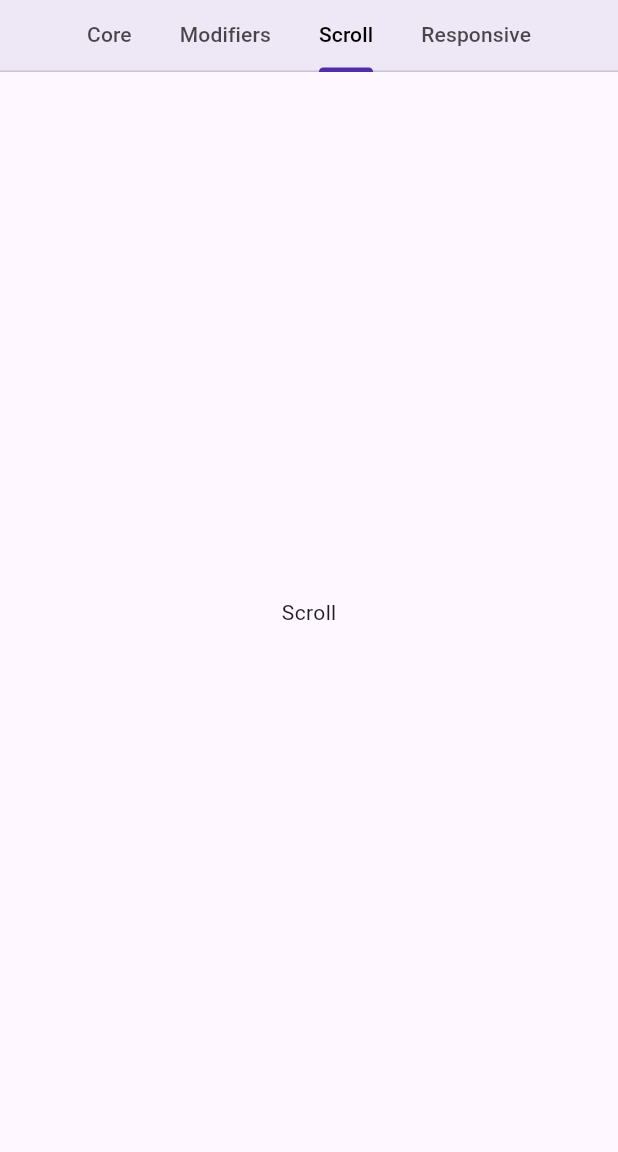
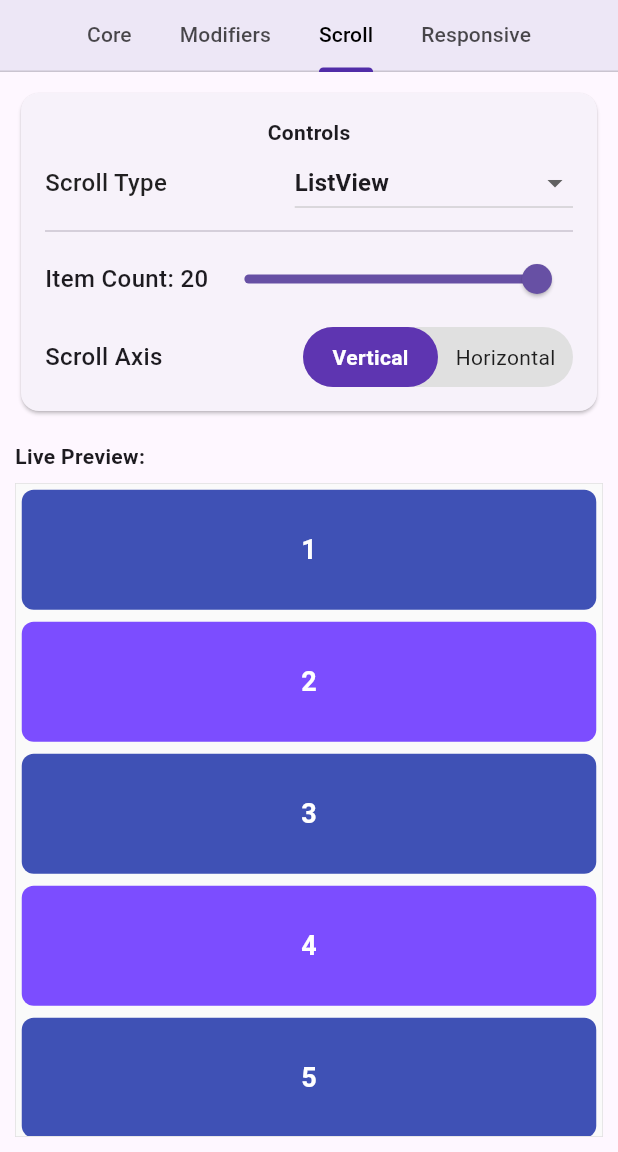
Before and after one commit to 23jammy/flutter_guide_app, a Flutter app: the LayoutScreen screen opened by its route, tab 3 chosen, on a phone screen of 412 x 824 dp, the part 84-1236 px from its top. Run offline on Flutter 3.47's test engine with Material 3 defaults, Android fonts, the phone set to English and light mode, and no system bars; our stand-ins replace google_fonts; Roboto replaces fonts that are missing (Pangolin).

Commit message:
Add scroll layout tab content Add grid view Add list view Add single scroll child This is for a note only (must be reviewed)

```diff
--- a/lib/features/layout_section/layout_screen.dart
+++ b/lib/features/layout_section/layout_screen.dart
@@ -2,6 +2,7 @@ import 'package:flutter/material.dart';
 import 'package:lecture/core/widgets/custom_appbar.dart';
 import 'package:lecture/features/layout_section/core_layout.dart';
 import 'package:lecture/features/layout_section/modifiers_layout.dart';
+import 'package:lecture/features/layout_section/scroll_layout.dart';
 
 class LayoutScreen extends StatefulWidget {
   const LayoutScreen({super.key});
@@ -44,7 +45,7 @@ class _LayoutScreenState extends State<LayoutScreen> {
           children: [
             CoreLayout(),
             ModifiersLayout(),
-            Center(child: Text('Scroll')),
+            ScrollLayout(),
             Center(child: Text('Responsive')),
           ],
         ),
--- a/lib/features/layout_section/scroll_layout.dart
+++ b/lib/features/layout_section/scroll_layout.dart
@@ -0,0 +1,329 @@
+import 'package:flutter/material.dart';
+
+class ScrollLayout extends StatefulWidget {
+  const ScrollLayout({super.key});
+
+  @override
+  State<ScrollLayout> createState() => _ScrollLayoutState();
+}
+
+class _ScrollLayoutState extends State<ScrollLayout> {
+  // --- MASTER STATE ---
+  String selectedScroll = 'ListView';
+
+  // --- SHARED STATE ---
+  double itemCount = 20; // How many boxes to draw
+
+  // --- LISTVIEW & SINGLECHILDSCHROLLVIEW STATE ---
+  String axisDirection = 'Vertical'; // Vertical or Horizontal
+
+  // --- GRIDVIEW STATE ---
+  double gridColumns = 3; // How many items across
+
+  // --- HELPER TO DRAW NUMBERED BOXES ---
+  Widget _buildBox(int index) {
+    // Alternate colors to make scrolling obvious!
+    final isEven = index % 2 == 0;
+    return Container(
+      height: 80,
+      width: 80,
+      margin: const EdgeInsets.all(4.0), // Adds a tiny gap between items
+      decoration: BoxDecoration(
+        color: isEven ? Colors.indigo : Colors.deepPurpleAccent,
+        borderRadius: BorderRadius.circular(8.0),
+      ),
+      alignment: Alignment.center,
+      child: Text(
+        '${index + 1}',
+        style: const TextStyle(
+          color: Colors.white,
+          fontSize: 18,
+          fontWeight: FontWeight.bold,
+        ),
+      ),
+    );
+  }
+
+  // --- THE LIVE PREVIEW RENDERER ---
+  Widget _buildCanvasContent() {
+    final scrollAxis = axisDirection == 'Vertical'
+        ? Axis.vertical
+        : Axis.horizontal;
+
+    switch (selectedScroll) {
+      case 'SingleChildScrollView':
+        // 1. The Overflow Fixer: Wraps a standard Row or Column!
+        List<Widget> standardBoxes = List.generate(
+          itemCount.toInt(),
+          (index) => _buildBox(index),
+        );
+
+        return SingleChildScrollView(
+          scrollDirection: scrollAxis,
+          // If vertical, use a Column. If horizontal, use a Row!
+          child: scrollAxis == Axis.vertical
+              ? Column(children: standardBoxes)
+              : Row(children: standardBoxes),
+        );
+
+      case 'GridView':
+        // 2. The Strict Wrap: Perfect columns and rows
+        return GridView.builder(
+          // GridView automatically scrolls vertically, so we don't need the axis toggle here
+          itemCount: itemCount.toInt(),
+          gridDelegate: SliverGridDelegateWithFixedCrossAxisCount(
+            crossAxisCount: gridColumns.toInt(), // Reads your slider!
+          ),
+          itemBuilder: (context, index) {
+            return _buildBox(index);
+          },
+        );
+
+      case 'ListView':
+      default:
+        // 3. The Infinite Column/Row: Highly optimized for long lists
+        return ListView.builder(
+          scrollDirection: scrollAxis,
+          itemCount: itemCount.toInt(),
+          itemBuilder: (context, index) {
+            return _buildBox(index);
+          },
+        );
+    }
+  }
+
+  @override
+  Widget build(BuildContext context) {
+    return Padding(
+      padding: const EdgeInsets.all(10),
+      child: Column(
+        crossAxisAlignment: CrossAxisAlignment.stretch,
+        children: [
+          // --- SECTION 1: CONTROLS ---
+          Card(
+            child: Padding(
+              padding: const EdgeInsets.all(16),
+              child: Column(
+                children: [
+                  const Text(
+                    "Controls",
+                    style: TextStyle(fontWeight: FontWeight.bold),
+                  ),
+
+                  Row(
+                    mainAxisAlignment: MainAxisAlignment.spaceBetween,
+                    children: [
+                      const Text(
+                        "Scroll Type",
+                        style: TextStyle(
+                          fontSize: 16,
+                          fontWeight: FontWeight.w500,
+                          color: Colors.black87,
+                        ),
+                      ),
+                      DropdownButton<String>(
+                        value: selectedScroll,
+                        items: ['ListView', 'GridView', 'SingleChildScrollView']
+                            .map((String val) {
+                              return DropdownMenuItem<String>(
+                                value: val,
+                                child: Text(
+                                  val,
+                                  style: const TextStyle(
+                                    fontWeight: FontWeight.bold,
+                                  ),
+                                ),
+                              );
+                            })
+                            .toList(),
+                        onChanged: (String? newValue) {
+                          if (newValue != null) {
+                            setState(() => selectedScroll = newValue);
+                          }
+                        },
+                      ),
+                    ],
+                  ),
+
+                  const Divider(),
+
+                  // --- SECTION 2: DYNAMIC SUB-CONTROLS ---
+
+                  // ALL TYPES: Item Count Slider
+                  Row(
+                    mainAxisAlignment: MainAxisAlignment.spaceBetween,
+                    children: [
+                      Text(
+                        "Item Count: ${itemCount.toInt()}",
+                        style: const TextStyle(
+                          fontSize: 16,
+                          fontWeight: FontWeight.w500,
+                        ),
+                      ),
+                      Expanded(
+                        child: Slider(
+                          value: itemCount,
+                          min: 1,
+                          max: 15, // Let them scroll a lot!
+                          label: itemCount.toInt().toString(),
+                          onChanged: (val) => setState(() => itemCount = val),
+                        ),
+                      ),
+                    ],
+                  ),
+
+                  // LISTVIEW & SINGLECHILDSCHROLLVIEW: Axis Toggle (Reused your Sliding Pill!)
+                  if (selectedScroll == 'ListView' ||
+                      selectedScroll == 'SingleChildScrollView')
+                    Padding(
+                      padding: const EdgeInsets.only(top: 8.0),
+                      child: Row(
+                        mainAxisAlignment: MainAxisAlignment.spaceBetween,
+                        children: [
+                          const Text(
+                            "Scroll Axis",
+                            style: TextStyle(
+                              fontSize: 16,
+                              fontWeight: FontWeight.w500,
+                            ),
+                          ),
+
+                          // Your custom sliding pill, adapted for scrolling!
+                          Container(
+                            width: 180,
+                            height: 40,
+                            decoration: BoxDecoration(
+                              color: Colors.grey[300],
+                              borderRadius: BorderRadius.circular(25.0),
+                            ),
+                            child: Stack(
+                              children: [
+                                AnimatedAlign(
+                                  duration: const Duration(milliseconds: 250),
+                                  curve: Curves.easeInOut,
+                                  alignment: axisDirection == 'Vertical'
+                                      ? Alignment.centerLeft
+                                      : Alignment.centerRight,
+                                  child: FractionallySizedBox(
+                                    widthFactor: 0.5,
+                                    heightFactor: 1.0,
+                                    child: Container(
+                                      decoration: BoxDecoration(
+                                        color: Colors.deepPurple[600],
+                                        borderRadius: BorderRadius.circular(
+                                          25.0,
+                                        ),
+                                      ),
+                                    ),
+                                  ),
+                                ),
+                                Row(
+                                  children: [
+                                    Expanded(
+                                      child: GestureDetector(
+                                        behavior: HitTestBehavior.opaque,
+                                        onTap: () => setState(
+                                          () => axisDirection = 'Vertical',
+                                        ),
+                                        child: Center(
+                                          child: Text(
+                                            'Vertical',
+                                            style: TextStyle(
+                                              color: axisDirection == 'Vertical'
+                                                  ? Colors.white
+                                                  : Colors.black87,
+                                              fontWeight:
+                                                  axisDirection == 'Vertical'
+                                                  ? FontWeight.bold
+                                                  : FontWeight.normal,
+                                            ),
+                                          ),
+                                        ),
+                                      ),
+                                    ),
+                                    Expanded(
+                                      child: GestureDetector(
+                                        behavior: HitTestBehavior.opaque,
+                                        onTap: () => setState(
+                                          () => axisDirection = 'Horizontal',
+                                        ),
+                                        child: Center(
+                                          child: Text(
+                                            'Horizontal',
+                                            style: TextStyle(
+                                              color:
+                                                  axisDirection == 'Horizontal'
+                                                  ? Colors.white
+                                                  : Colors.black87,
+                                              fontWeight:
+                                                  axisDirection == 'Horizontal'
+                                                  ? FontWeight.bold
+                                                  : FontWeight.normal,
+                                            ),
+                                          ),
+                                        ),
+                                      ),
+                                    ),
+                                  ],
+                                ),
+                              ],
+                            ),
+                          ),
+                        ],
+                      ),
+                    ),
+
+                  // GRIDVIEW: Columns Slider
+                  if (selectedScroll == 'GridView')
+                    Row(
+                      mainAxisAlignment: MainAxisAlignment.spaceBetween,
+                      children: [
+                        Text(
+                          "Grid Columns: ${gridColumns.toInt()}",
+                          style: const TextStyle(
+                            fontSize: 16,
+                            fontWeight: FontWeight.w500,
+                          ),
+                        ),
+                        Expanded(
+                          child: Slider(
+                            value: gridColumns,
+                            min: 2,
+                            max: 6,
+                            divisions: 4, // Snap to 2, 3, 4, 5, 6
+                            label: gridColumns.toInt().toString(),
+                            onChanged: (val) =>
+                                setState(() => gridColumns = val),
+                          ),
+                        ),
+                      ],
+                    ),
+                ],
+              ),
+            ),
+          ),
+
+          // --- SECTION 3: CANVAS ---
+          const SizedBox(height: 16),
+          const Text(
+            "Live Preview:",
+            style: TextStyle(fontWeight: FontWeight.bold),
+          ),
+          const SizedBox(height: 8),
+
+          Expanded(
+            child: Container(
+              // Notice we DO NOT use padding here! Scrolling items should touch the edges.
+              clipBehavior: Clip.hardEdge,
+              decoration: BoxDecoration(
+                border: Border.all(color: Colors.grey[300]!, width: 0.5),
+                color: Colors.grey[50],
+              ),
+              child: _buildCanvasContent(),
+            ),
+          ),
+        ],
+      ),
+    );
+  }
+}
```
